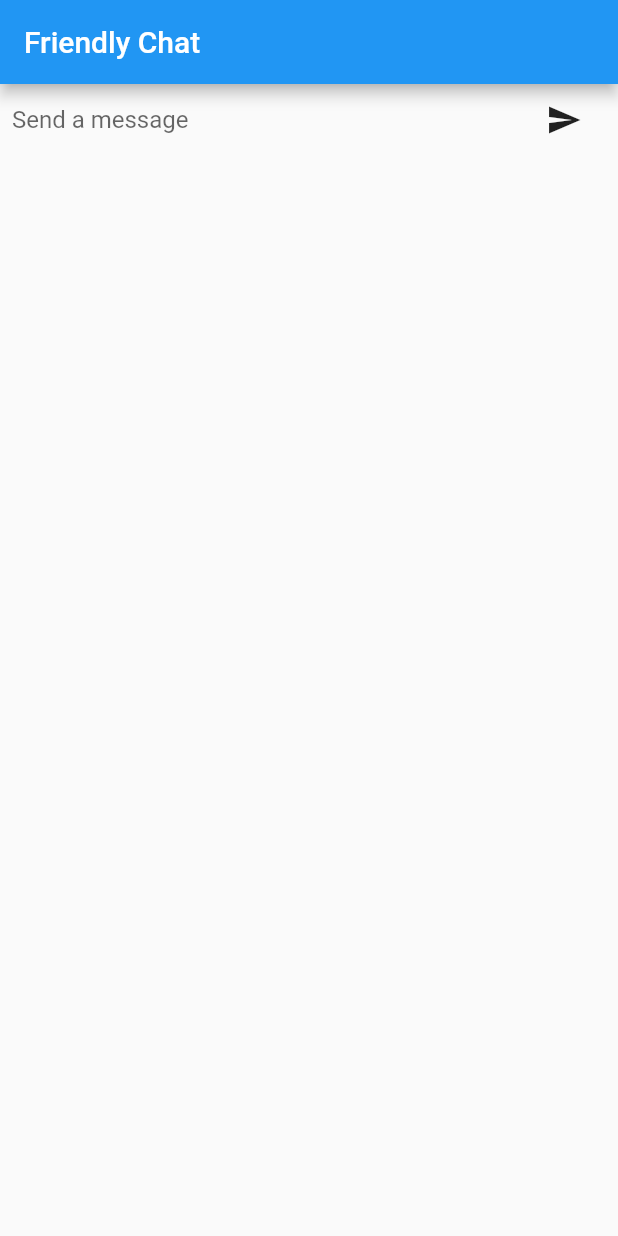
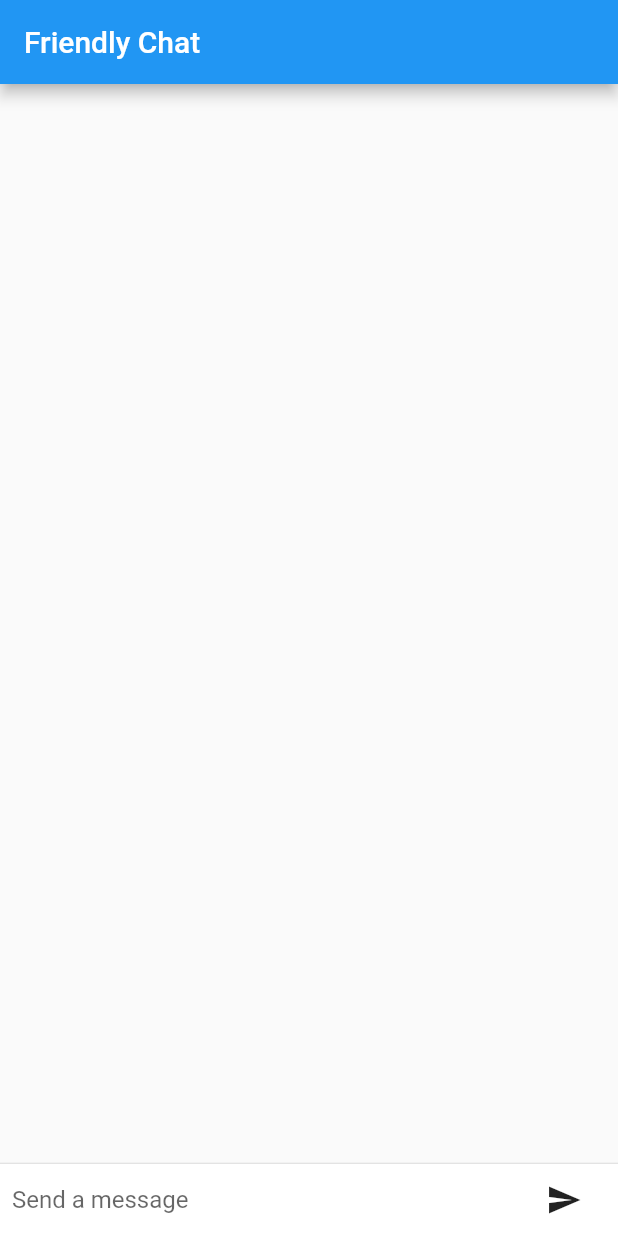
Before and after one commit to Deisun/friendlychat, a Flutter app: the screen it shows after launch, on a phone screen of 412 x 824 dp. Run offline on Flutter 3.47's test engine with Material 2 defaults, Android fonts, the phone set to English and light mode, and no system bars.

Commit message:
Chat is working now.

```diff
--- a/lib/main.dart
+++ b/lib/main.dart
@@ -29,7 +29,23 @@ class ChatScreenState extends State<ChatScreen> {
       appBar: AppBar(
         title: Text("Friendly Chat"),
       ),
-      body: _buildTextComposer(),
+      body: Column(
+        children: <Widget>[
+          Flexible(
+            child: ListView.builder(
+              padding: EdgeInsets.all(8.0),
+              reverse: true,
+              itemBuilder: (_, int index) => _messages[index],
+              itemCount: _messages.length,
+            ),
+          ),
+          Divider(height: 1.0),
+          Container(
+            decoration: BoxDecoration(color: Theme.of(context).cardColor),
+            child: _buildTextComposer(),
+            ),
+        ],
+      )
     );
   }
 
```
